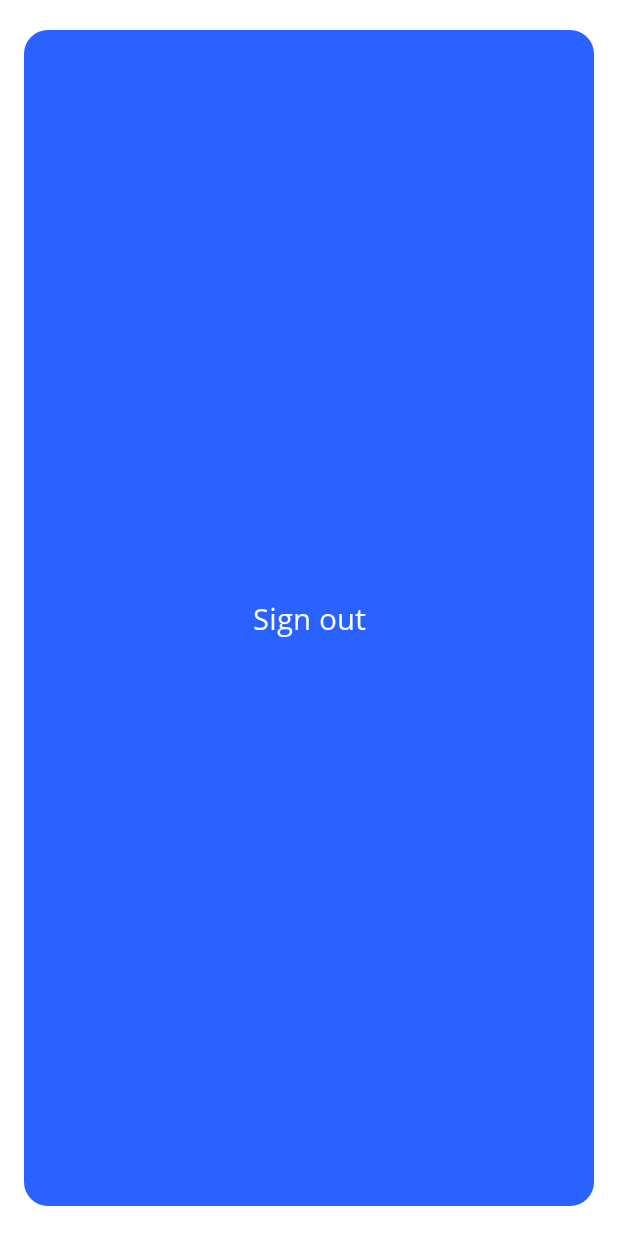
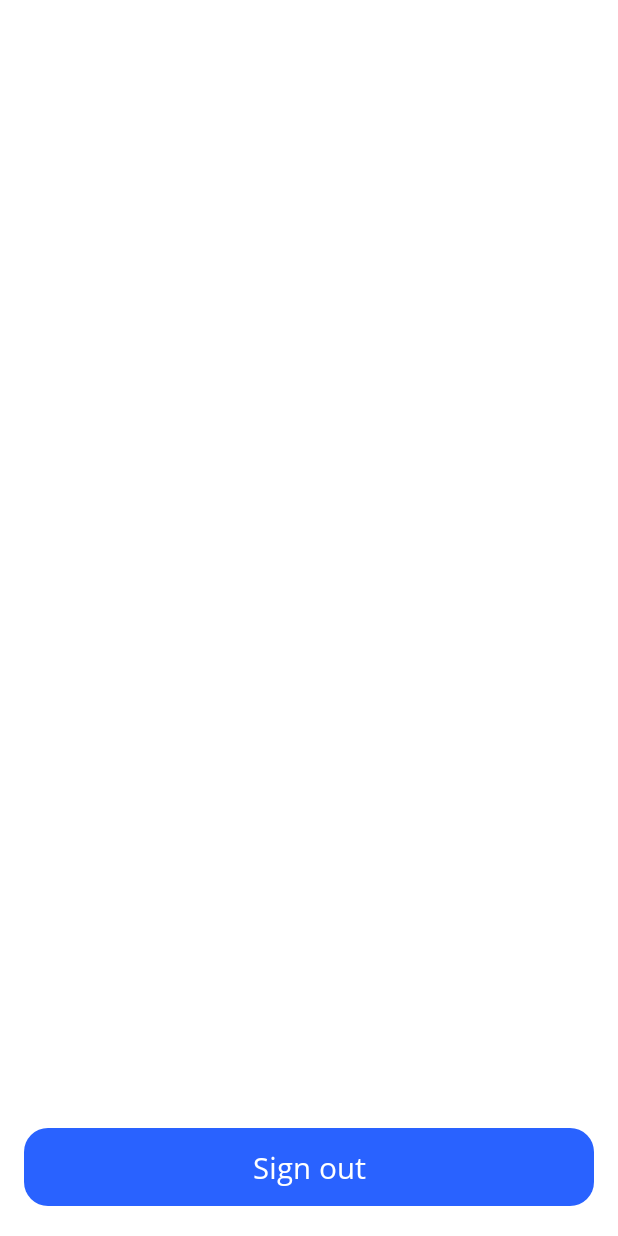
Before and after one commit to TomTruyen/Fitoryx-Android-Native, an Android app: the layout fragment_settings.xml on its own in the app's theme, with its tools: preview values and no code run, on a phone screen of 412 x 824 dp. Run offline under Robolectric (Android 15) with nearby library versions, the phone set to English and light mode, and no system bars; plain views replace BouncyNestedScrollView.

Commit message:
style: fix MaterialButton sizing

```diff
--- a/app/src/main/res/layout/fragment_settings.xml
+++ b/app/src/main/res/layout/fragment_settings.xml
@@ -12,6 +12,12 @@
         android:layout_height="match_parent"
         android:fillViewport="true">
 
+        <LinearLayout
+            android:layout_width="match_parent"
+            android:layout_height="match_parent"
+            android:orientation="vertical"
+            android:gravity="bottom"
+            >
         <com.google.android.material.button.MaterialButton
             android:id="@+id/sign_out_button"
             android:layout_width="match_parent"
@@ -20,7 +26,7 @@
             android:textAlignment="center"
             android:textSize="20sp"
             android:text="@string/sign_out"
-        android:layout_alignParentBottom="true"
              />
+        </LinearLayout>
     </com.factor.bouncy.BouncyNestedScrollView>
 </RelativeLayout>
```
Lines whose indentation alone changed are shown as unchanged.
